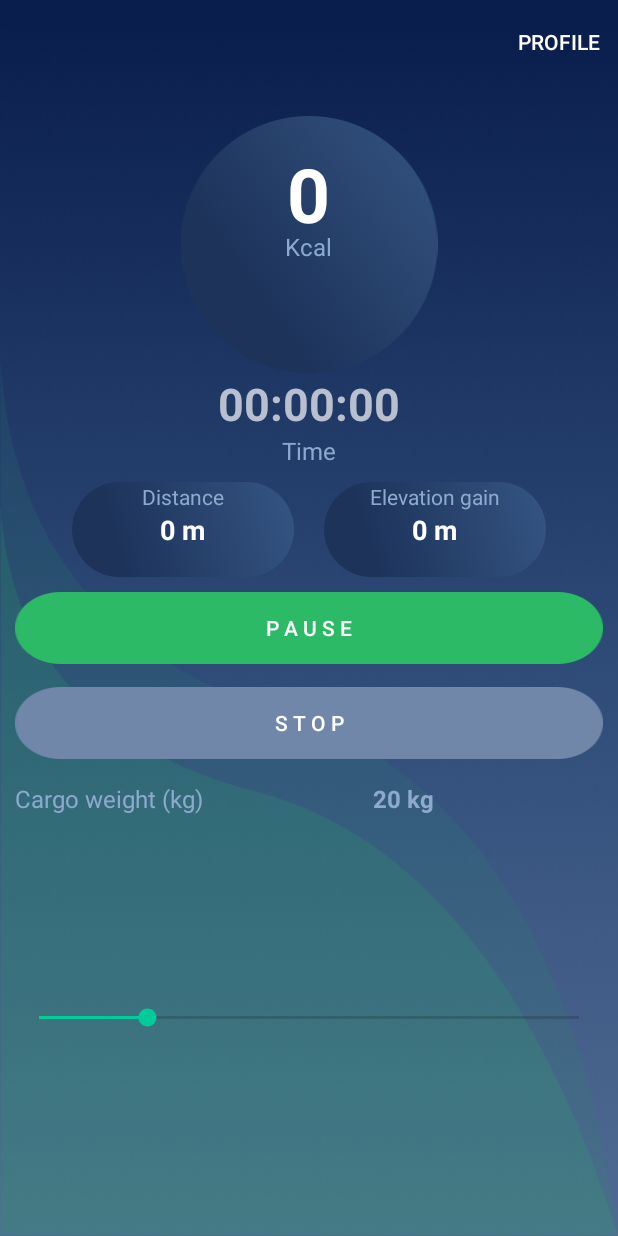
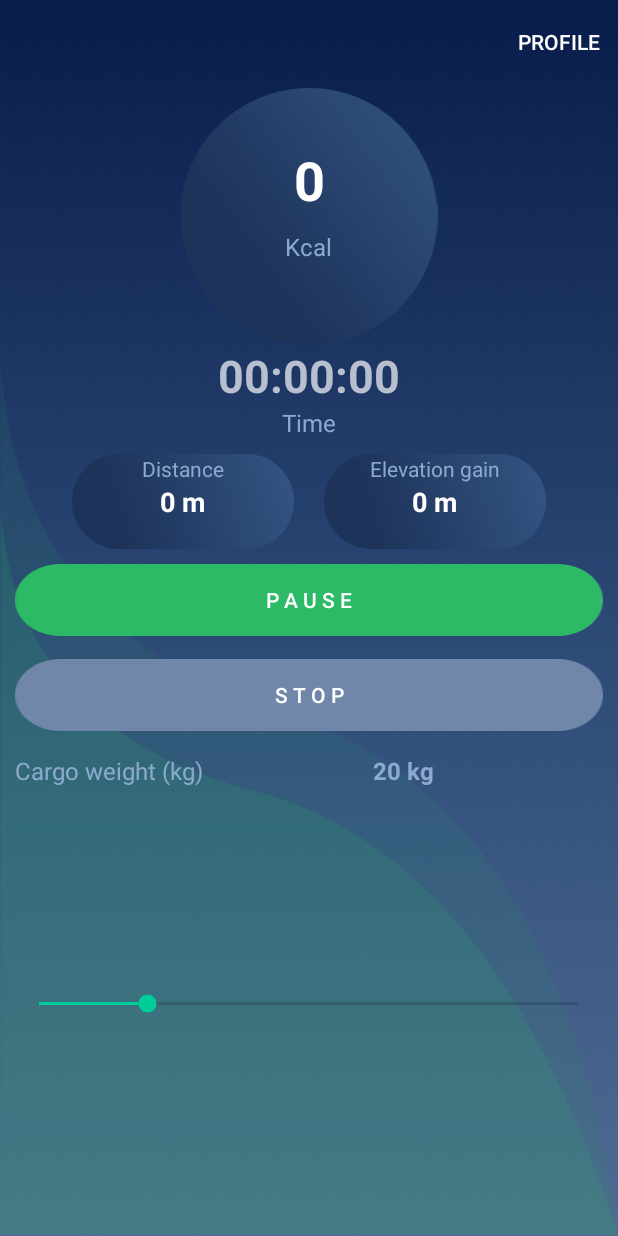
Before and after one commit to deajakovl12/CalorieTrek, an Android app: the TrainingActivity screen opened directly, with no data from a screen before it, after a tap on "S T A R T", on a phone screen of 412 x 824 dp. Run offline under Robolectric (Android 15) with nearby library versions, the phone set to English and light mode, and no system bars; our stand-ins replace ButterKnife.

Commit message:
Funkcionalnost izračunavanja kalorija
Implementirana formula po kojoj se izračunava potrošnja kalorija, uzimajući u obzir korisnikovu masu, masu tereta i nagib kojim se kreće. Kalorije se izračunavaju svaki puta kada se dohvati nova lokacija i zbroji se s prošlim izračunom. Kako trenutno lokaciju i nadmorsku visinu dohvaćamo GPS-om, dobivamo neprecizne podatke lokacije i to direktno utječe na izračun kalorija.

```diff
--- a/app/build.gradle
+++ b/app/build.gradle
@@ -39,6 +39,7 @@ dependencies {
     compile 'com.github.bumptech.glide:glide:3.7.0'
     compile 'com.google.android.gms:play-services-location:11.0.4'
     compile 'javax.inject:javax.inject:1'
+    compile 'de.hdodenhof:circleimageview:2.2.0'
     testCompile 'junit:junit:4.12'
     annotationProcessor 'com.jakewharton:butterknife-compiler:8.5.1'
     debugCompile 'im.dino:dbinspector:3.4.1@aar'
--- a/app/src/main/java/foi/hr/calorietrek/constants/Constants.java
+++ b/app/src/main/java/foi/hr/calorietrek/constants/Constants.java
@@ -32,4 +32,8 @@ public class Constants {
         public static int PHOTO_WIDTH=200;
     }
 
+    public interface CALORIES {
+        public static int JOULES = 4184;
+    }
+
 }
--- a/app/src/main/java/foi/hr/calorietrek/ui/profile/view/ProfileActivity.java
+++ b/app/src/main/java/foi/hr/calorietrek/ui/profile/view/ProfileActivity.java
@@ -95,7 +95,6 @@ public class ProfileActivity extends AppCompatActivity implements GoogleApiClien
         catch (NumberFormatException e){
             current = 55;
         }
-
     }
 
     //Prikaz tezine u kg
--- a/app/src/main/java/foi/hr/calorietrek/ui/training/view/TrainingActivity.java
+++ b/app/src/main/java/foi/hr/calorietrek/ui/training/view/TrainingActivity.java
@@ -9,6 +9,7 @@ import android.content.Intent;
 import android.content.IntentFilter;
 import android.content.SharedPreferences;
 import android.content.pm.PackageManager;
+import android.preference.PreferenceManager;
 import android.provider.Settings;
 import android.support.v4.app.ActivityCompat;
 import android.support.v4.content.ContextCompat;
@@ -29,11 +30,13 @@ import butterknife.ButterKnife;
 import butterknife.OnClick;
 import foi.hr.calorietrek.R;
 import foi.hr.calorietrek.constants.Constants;
+import foi.hr.calorietrek.database.DbHelper;
 import foi.hr.calorietrek.location.FusedLocationProvider;
 import foi.hr.calorietrek.dialog.dialog_input_weight.view.DialogInputWeight;
 import foi.hr.calorietrek.dialog.dialog_input_weight.view.IDialogInputWeight;
 import foi.hr.calorietrek.dialog.dialog_welcome.DialogWelcome;
 import foi.hr.calorietrek.dialog.dialog_welcome.IDialogWelcome;
+import foi.hr.calorietrek.model.CurrentUser;
 import foi.hr.calorietrek.model.UserModel;
 import foi.hr.calorietrek.services.ForegroundService;
 import foi.hr.calorietrek.ui.finished_training.FinishedTraining;
@@ -47,6 +50,7 @@ public class TrainingActivity extends AppCompatActivity implements DialogInputWe
     private int minCargo = 0;
     private int maxCargo = 100;
     public int currentCargo = 20;
+    private int weight = 0;
     public int MY_PERMISSIONS_REQUEST_LOCATION=101;
 
     public @BindView(R.id.sbCargoWeight) SeekBar seekBarCargo;
@@ -57,9 +61,11 @@ public class TrainingActivity extends AppCompatActivity implements DialogInputWe
     public @BindView(R.id.txtDistance) TextView txtDistance;
     public @BindView(R.id.txtElevation) TextView txtElevation;
     public @BindView(R.id.btnStop) Button btnStop;
+    public @BindView(R.id.txtKcal) TextView txtKcal;
 
     UserModel userModel;
     BroadcastReceiver broadcastReceiver = null;
+    DbHelper instance;
 
     @Override
     protected void onCreate(Bundle savedInstanceState) {
@@ -68,6 +74,7 @@ public class TrainingActivity extends AppCompatActivity implements DialogInputWe
 
         dialogInput();
         dialogWelcome();
+        loadWeight();
 
         SharedPreferences sharedPref = this.getPreferences(Context.MODE_PRIVATE);
         userModel = new UserModel(sharedPref.getString("personName",null),sharedPref.getString("personEmail",null),sharedPref.getString("personPhotoUrl",null));
@@ -79,11 +86,24 @@ public class TrainingActivity extends AppCompatActivity implements DialogInputWe
         btnStop.setVisibility(btnStop.INVISIBLE);
     }
 
+    private void loadWeight()
+    {
+        instance = DbHelper.getInstance(this);
+        String result = instance.returnWeight(CurrentUser.personName);
+        try {
+            weight = Integer.parseInt(result);
+        }
+        catch (NumberFormatException e){
+            weight = 55;
+        }
+    }
+
     public void startMeasuring()
     {
-        Intent startIntentTimer = new Intent(TrainingActivity.this, ForegroundService.class);
-        startIntentTimer.setAction(Constants.ACTION.STARTFOREGROUND_ACTION);
-        startService(startIntentTimer);
+        loadData();
+        Intent startIntent = new Intent(TrainingActivity.this, ForegroundService.class);
+        startIntent.setAction(Constants.ACTION.STARTFOREGROUND_ACTION);
+        startService(startIntent);
 
         registerBroadCastReceiver();
 
@@ -105,6 +125,8 @@ public class TrainingActivity extends AppCompatActivity implements DialogInputWe
                 txtDistance.setText(String.format("%.2f", distance)+"m");
                 double elevationGain = intent.getDoubleExtra("elevationGainInMeters",0);
                 txtElevation.setText(String.format("%.2f", elevationGain)+"m");
+                double calorie = intent.getDoubleExtra("calories", 0);
+                txtKcal.setText(String.format("%.1f", calorie));
             }
         };
         registerReceiver(broadcastReceiver, new IntentFilter(Constants.ACTION.BROADCAST_ACTION));
@@ -236,6 +258,14 @@ public class TrainingActivity extends AppCompatActivity implements DialogInputWe
         txtTime.setText(getString(R.string.time_format_zero));
         timer = false;
     }
+    private void loadData()
+    {
+        SharedPreferences sp = PreferenceManager.getDefaultSharedPreferences(this);
+        SharedPreferences.Editor editor = sp.edit();
+        editor.putInt("cargoWeight", currentCargo);
+        editor.putInt("userWeight", weight);
+        editor.apply();
+    }
 
     public void seekbarCargoProgress (){
         seekBarCargo.setProgress(currentCargo);
@@ -247,6 +277,7 @@ public class TrainingActivity extends AppCompatActivity implements DialogInputWe
             public void onProgressChanged(SeekBar seekBar, int progress, boolean b) {
                 currentCargo = progress + minCargo;
                 cargoKg.setText(String.format("%2d kg", currentCargo));
+                loadData();
             }
 
             @Override
--- a/app/src/main/res/layout/activity_profile.xml
+++ b/app/src/main/res/layout/activity_profile.xml
@@ -31,12 +31,16 @@
             android:layout_marginTop="@dimen/profile_det_margin"
             android:layout_marginBottom="@dimen/profile_det_margin">
 
-            <ImageView
+            <de.hdodenhof.circleimageview.CircleImageView
+                xmlns:app="http://schemas.android.com/apk/res-auto"
                 android:id="@+id/profileImage"
                 android:layout_width="@dimen/profile_image"
                 android:layout_height="@dimen/profile_image"
                 android:layout_marginEnd="@dimen/profile_image_margin"
                 android:background="@drawable/largeiconprofile" />
+                android:src="@drawable/profile"
+                app:civ_border_width="2dp"
+                app:civ_border_color="#FF000000"/>
 
             <TextView
                 android:id="@+id/txtName"
--- a/app/src/main/res/layout/activity_training.xml
+++ b/app/src/main/res/layout/activity_training.xml
@@ -40,15 +40,15 @@
 
             <TextView
                 android:id="@+id/txtKcal"
-                android:layout_width="110dp"
+                android:layout_width="160dp"
                 android:layout_height="wrap_content"
+                android:layout_centerHorizontal="true"
+                android:layout_centerVertical="true"
                 android:text="0"
                 android:textAlignment="center"
                 android:textColor="@color/white"
-                android:textSize="50sp"
-                android:textStyle="bold"
-                android:layout_centerVertical="true"
-                android:layout_centerHorizontal="true" />
+                android:textSize="36sp"
+                android:textStyle="bold" />
         </RelativeLayout>
 
         <TextView
```
Also changed, not shown: app/src/main/java/foi/hr/calorietrek/services/ForegroundService.java (+36 -2 lines).
